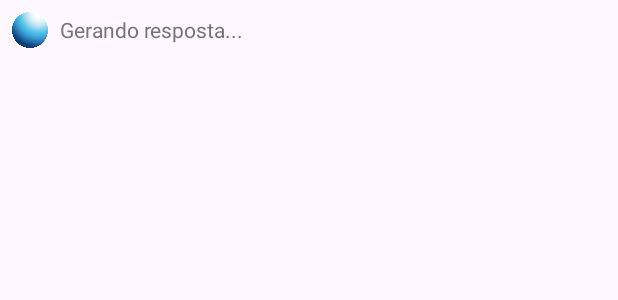
After one commit to monspiet1/CCbot, an Android app: the layout item_loading.xml on its own in the app's theme, with its tools: preview values and no code run, on a phone screen of 412 x 824 dp. The commit adds this screen. Shown: the top 300 px of the screen. Run offline under Robolectric (Android 15) with nearby library versions, the phone set to English and light mode, and no system bars.

Commit message:
loading request status added in app interface

```diff
--- a/app/src/main/java/com/example/ccbot_app/models/Message.java
+++ b/app/src/main/java/com/example/ccbot_app/models/Message.java
@@ -3,6 +3,7 @@ package com.example.ccbot_app.models;
 public class Message {
     public static final int SENT_BY_ME = 0;
     public static final int SENT_BY_BOT = 1;
+    public static final int SENT_BY_LOADING = 2;
 
     private String text;
     private int sender;
--- /dev/null
+++ b/app/src/main/res/layout/item_loading.xml
@@ -0,0 +1,25 @@
+<?xml version="1.0" encoding="utf-8"?>
+<LinearLayout xmlns:android="http://schemas.android.com/apk/res/android"
+    android:layout_width="match_parent"
+    android:layout_height="wrap_content"
+    android:orientation="horizontal"
+    android:padding="8dp"
+    android:gravity="center_vertical"
+    android:clipChildren="false"
+    android:clipToPadding="false">
+
+    <ImageView
+        android:id="@+id/image_loading_icon"
+        android:layout_width="24dp"
+        android:layout_height="24dp"
+        android:layout_marginEnd="8dp"
+        android:src="@drawable/icon" />
+
+    <TextView
+        android:layout_width="wrap_content"
+        android:layout_height="wrap_content"
+        android:text="Gerando resposta..."
+        android:textColor="#757575"
+        android:textSize="14sp" />
+
+</LinearLayout>
```
Also changed, not shown: app/src/main/java/com/example/ccbot_app/MainActivity.java (+23 -5 lines), app/src/main/java/com/example/ccbot_app/adapters/ChatAdapter.java (+41 -6 lines).
